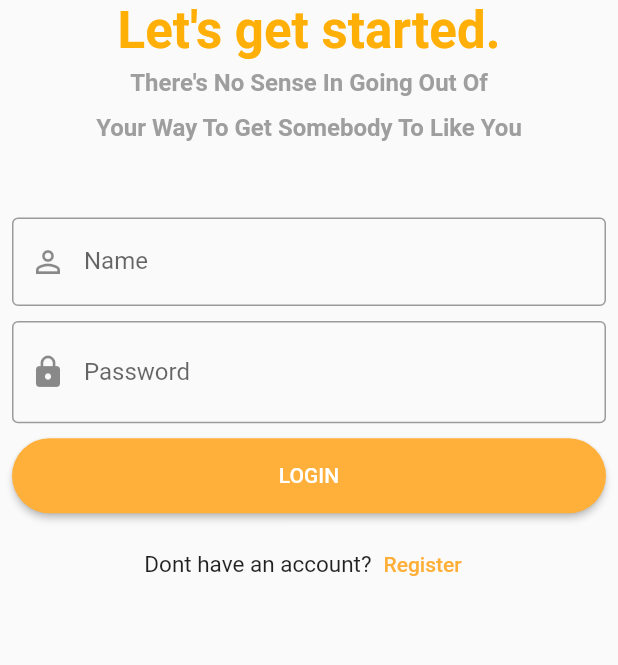
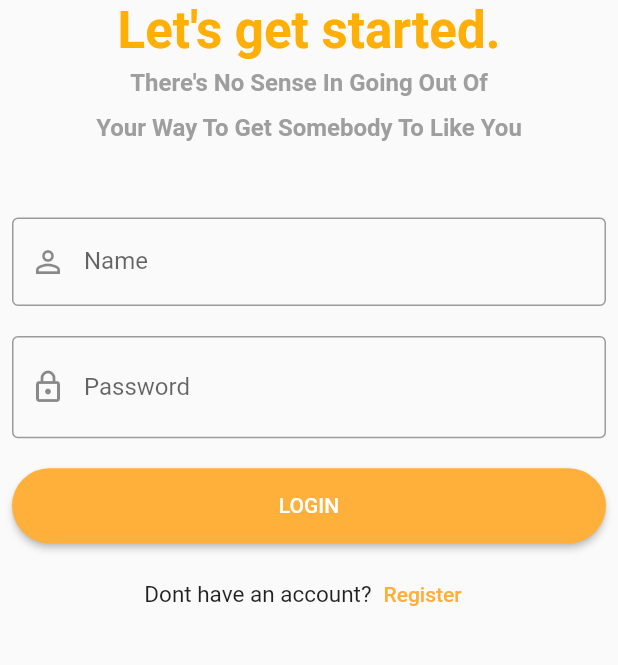
Before and after one commit to FithaAqyla/PAML_Exe1_20200140096, a Flutter app: the screen it shows after launch, after a tap on the "navigate next" icon, on a phone screen of 412 x 824 dp, the part 312-977 px from its top. Run offline on Flutter 3.47's test engine with Material 2 defaults, Android fonts, the phone set to English and light mode, and no system bars.

Commit message:
update loginpage

```diff
--- a/lib/login_page.dart
+++ b/lib/login_page.dart
@@ -11,7 +11,7 @@ class LoginPage extends StatefulWidget {
 
 class _LoginPageState extends State<LoginPage> {
   final _formf = GlobalKey<FormState>();
-  final name = TextEditingController();
+  final namee = TextEditingController();
   final email = TextEditingController();
   final pwd = TextEditingController();
   bool _togglePass = true;
@@ -76,35 +76,39 @@ class _LoginPageState extends State<LoginPage> {
                       SizedBox(
                         height: 45.0,
                       ),
-                      Form(
-                          child: Column(
-                        crossAxisAlignment: CrossAxisAlignment.start,
+                      Column(
+                        mainAxisAlignment: MainAxisAlignment.start,
                         children: [
                           TextFormField(
-                            decoration: const InputDecoration(
+                            keyboardType: TextInputType.name,
+                            controller: namee,
+                            decoration: InputDecoration(
                               prefixIcon: Icon(Icons.person_outline_outlined),
                               labelText: 'Name',
                               hintText: 'Enter your name',
-                                border: OutlineInputBorder()),
+                              border: OutlineInputBorder(),
+                            ),
                             validator: (value) {
-                              if (value!.isEmpty) {
-                                return "Name cannot be empty";
+                              if (value == null || value.isEmpty) {
+                                return 'Enter your name!';
                               }
+                              return null;
                             },
                           ),
-                        ],
-                      )),
+                          const SizedBox(
+                            height: 10.0,
+                          ),
                           const SizedBox(
                             height: 10.0,
                           ),
                           TextFormField(
                             controller: pwd,
                             obscureText: _togglePass,
-                        keyboardType: TextInputType.emailAddress,
+                            keyboardType: TextInputType.visiblePassword,
                             decoration: InputDecoration(
-                          prefixIcon: Icon(Icons.lock),
+                              prefixIcon: Icon(Icons.lock_outlined),
                               labelText: 'Password',
-                          hintText: 'Password',
+                              hintText: 'Enter your password',
                               border: OutlineInputBorder(),
                               suffix: InkWell(
                                 onTap: () {
@@ -118,12 +122,21 @@ class _LoginPageState extends State<LoginPage> {
                               ),
                             ),
                             validator: (value) {
-                          if (value!.isEmpty) {
-                            return "Password cannot be empty!";
+                              if (value == null || value.isEmpty) {
+                                return 'Password cannot be empty';
                               } else if (pwd.text.length < 6) {
-                            return "Password must be at least 6 characters";
+                                "Password must be at least 6 characters";
                               }
+                              return null;
                             },
+                            // onSaved: (value) {
+                            //   name = value;
+                            // },
+                          ),
+                          const SizedBox(
+                            height: 10.0,
+                          ),
+                        ],
                       ),
                       const SizedBox(height: 10),
                       SizedBox(
@@ -136,12 +149,16 @@ class _LoginPageState extends State<LoginPage> {
                             backgroundColor: Color.fromARGB(255, 255, 176, 58),
                           ),
                           onPressed: () {
+                            if (_formf.currentState!.validate()) {
+                              //
+
                               Navigator.push(
                                   context,
                                   MaterialPageRoute(
                                       builder: (context) => Homepage(
-                                          name: name.text,
+                                            name: namee.text,
                                           )));
+                            }
                           },
                           child: Text(
                             'Login'.toUpperCase(),
```
Lines whose indentation alone changed are shown as unchanged.
